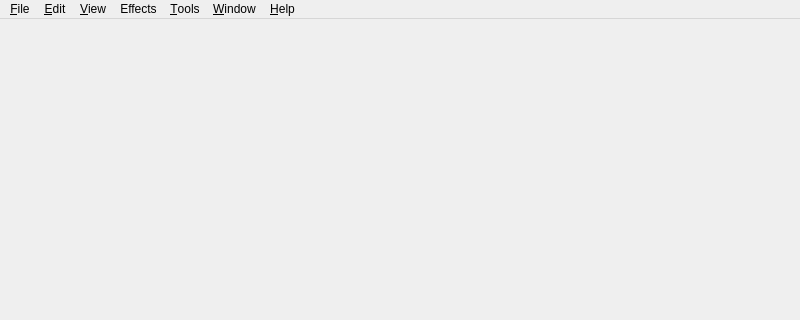
Before: the Qt Designer form src/Gui/ui/MainWindow.ui in luyikei/VLMC, drawn with Qt 5; both pictures show x 0 to 800 and y 0 to 320 of the 800 by 600 pixel window.
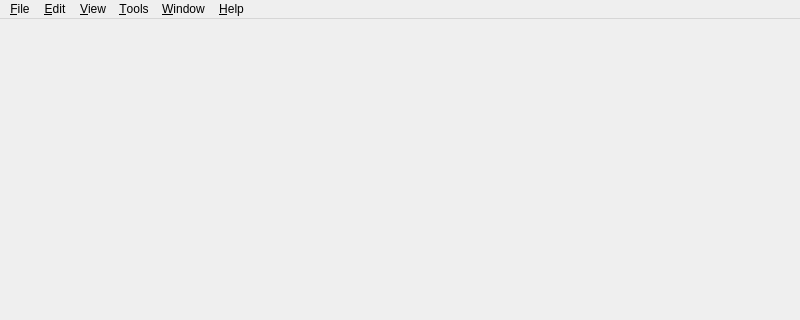
After: the same form once the commit is applied. Icons and pictures are not drawn.

Commit message:
MainWindow: Correcting menu accelerator conflict.
Fixes #115
Removed effect engine from the toolbar.

Patch:
```diff
--- a/src/Gui/ui/MainWindow.ui
+++ b/src/Gui/ui/MainWindow.ui
@@ -27,7 +27,7 @@
      <x>0</x>
      <y>0</y>
      <width>800</width>
-     <height>21</height>
+     <height>19</height>
     </rect>
    </property>
    <widget class="QMenu" name="menuEdit">
@@ -46,26 +46,12 @@
     </property>
     <addaction name="actionFullscreen"/>
    </widget>
-   <widget class="QMenu" name="menuEffets">
-    <property name="enabled">
-     <bool>true</bool>
-    </property>
-    <property name="title">
-     <string>Effects</string>
-    </property>
-    <addaction name="actionBypass_effects_engine"/>
-   </widget>
    <widget class="QMenu" name="menuTools">
     <property name="title">
      <string>&amp;Tools</string>
     </property>
     <addaction name="actionTranscode"/>
    </widget>
-   <widget class="QMenu" name="menuWindow">
-    <property name="title">
-     <string>&amp;Window</string>
-    </property>
-   </widget>
    <widget class="QMenu" name="menuHelp">
     <property name="title">
      <string>&amp;Help</string>
@@ -98,10 +84,14 @@
     <addaction name="separator"/>
     <addaction name="actionQuit"/>
    </widget>
+   <widget class="QMenu" name="menuWindow">
+    <property name="title">
+     <string>&amp;Window</string>
+    </property>
+   </widget>
    <addaction name="menuFile"/>
    <addaction name="menuEdit"/>
    <addaction name="menuView"/>
-   <addaction name="menuEffets"/>
    <addaction name="menuTools"/>
    <addaction name="menuWindow"/>
    <addaction name="menuHelp"/>
```
Left out of the diff: 4 changed lines with no effect on the pictures.
